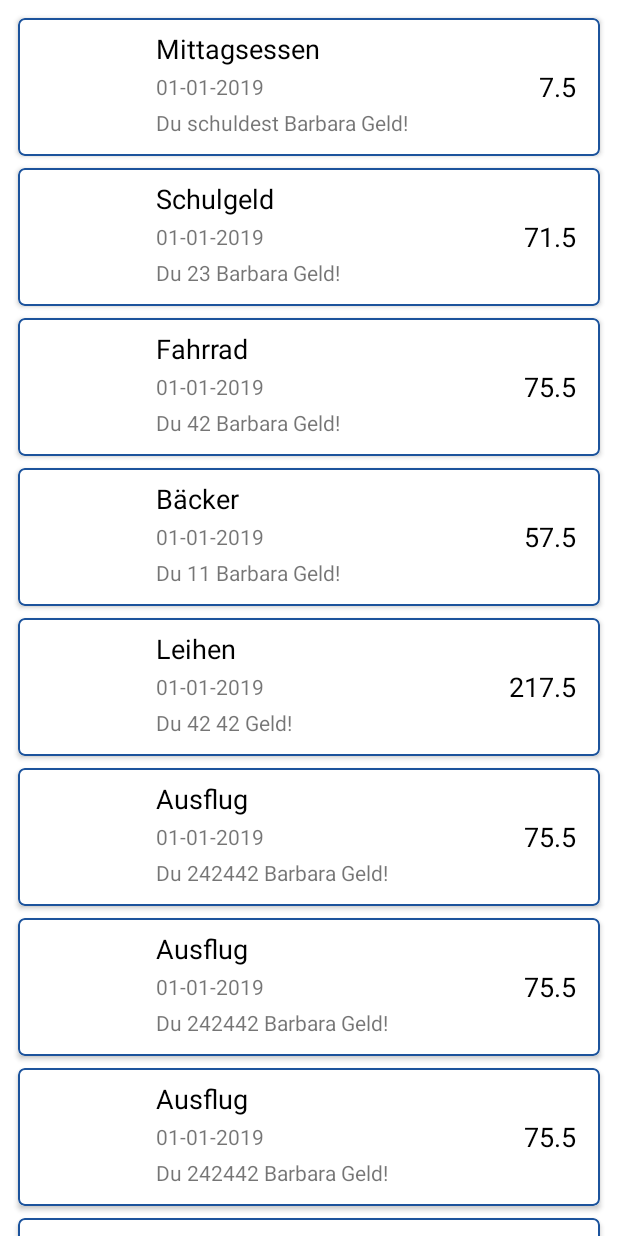
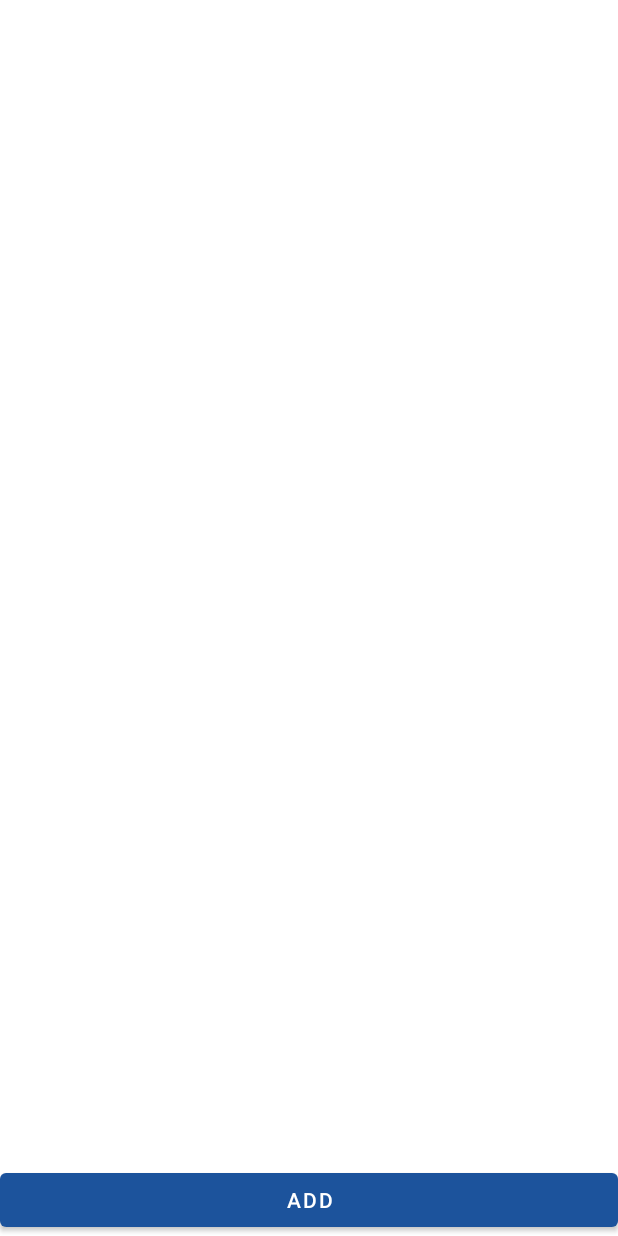
Before and after one commit to henrypra/owey-android, an Android app: the screen it shows after launch (MainActivity), on a phone screen of 412 x 824 dp. Run offline under Robolectric (Android 15) with nearby library versions, the phone set to English and light mode, and no system bars; our stand-ins replace Room's generated code.

```diff
--- /dev/null
+++ b/app/src/main/java/com/henrypra/owey/dao/DebtDao.kt
@@ -0,0 +1,21 @@
+package com.henrypra.owey.dao
+
+import androidx.room.Dao
+import androidx.room.Insert
+import androidx.room.Query
+import com.henrypra.owey.model.Debt
+
+@Dao
+interface DebtDao {
+
+    @Query("SELECT * FROM debt")
+    fun getAllDebt(): List<Debt>
+
+    @Insert
+    fun insertDebt(debt: Debt)
+
+    @Query("DELETE FROM debt")
+    fun deleteAll()
+
+
+}
--- a/app/src/main/java/com/henrypra/owey/feature/main/MainActivity.kt
+++ b/app/src/main/java/com/henrypra/owey/feature/main/MainActivity.kt
@@ -1,24 +1,32 @@
 package com.henrypra.owey.feature.main
 
 import android.os.Bundle
+import androidx.room.Room
 import com.henrypra.owey.BaseActivity
 import com.henrypra.owey.R
+import com.henrypra.owey.room.AppDatabase
 import com.henrypra.owey.utility.FragmentNavigation
 
 class MainActivity : BaseActivity(),
         MainActionListener {
 
+    var appDatabase: AppDatabase? = null
+
     private val fragmentNavigation: FragmentNavigation by lazy { FragmentNavigation(R.id.main_fragment_container, this) }
     override fun onCreate(savedInstanceState: Bundle?) {
         super.onCreate(savedInstanceState)
         setContentView(R.layout.activity_main)
+        appDatabase = Room.databaseBuilder(this, AppDatabase::class.java, DATABASE_NAME).fallbackToDestructiveMigration().build()
         loadMainFragment()
     }
 
     private fun loadMainFragment() {
         val mainFragment = MainFragment()
-        mainFragment.presenter = MainPresenter(this, this, mainFragment)
+        mainFragment.presenter = MainPresenter(this, this, mainFragment, appDatabase)
         fragmentNavigation.replaceFragment(mainFragment)
     }
 
+    companion object {
+        private val DATABASE_NAME = "owey.db"
+    }
 }
--- a/app/src/main/java/com/henrypra/owey/feature/main/MainContract.kt
+++ b/app/src/main/java/com/henrypra/owey/feature/main/MainContract.kt
@@ -2,10 +2,20 @@ package com.henrypra.owey.feature.main
 
 import com.henrypra.owey.architecture.BasePresenter
 import com.henrypra.owey.architecture.BaseView
+import com.henrypra.owey.model.Debt
 
 interface MainContract {
 
-    interface Presenter : BasePresenter
+    interface Presenter : BasePresenter {
 
-    interface View : BaseView<Presenter>
+        fun retrieveDebtFromDatabase()
+
+        fun createDebt()
+
+    }
+
+    interface View : BaseView<Presenter> {
+
+        fun displayDebtList(debtList: List<Debt>)
+    }
 }
--- a/app/src/main/java/com/henrypra/owey/feature/main/MainFragment.kt
+++ b/app/src/main/java/com/henrypra/owey/feature/main/MainFragment.kt
@@ -7,10 +7,12 @@ import com.henrypra.owey.R
 import com.henrypra.owey.architecture.BaseContractFragment
 import com.henrypra.owey.model.Debt
 import kotlinx.android.synthetic.main.fragment_main.*
+import kotlinx.coroutines.Dispatchers
+import kotlinx.coroutines.GlobalScope
+import kotlinx.coroutines.launch
 
-class MainFragment : BaseContractFragment<MainContract.Presenter>(), MainContract.View {
+class MainFragment : BaseContractFragment<MainContract.Presenter>(), MainContract.View, View.OnClickListener {
     private val adapter: MainAdapter by lazy { MainAdapter(getCurrentContext()) }
-    var debtList = mutableListOf<Debt>()
 
     override fun onCreateView(inflater: LayoutInflater, container: ViewGroup?, savedInstanceState: Bundle?): View? {
         super.onCreateView(inflater, container, savedInstanceState)
@@ -19,21 +21,13 @@ class MainFragment : BaseContractFragment<MainContract.Presenter>(), MainContrac
 
     override fun onViewCreated(view: View, savedInstanceState: Bundle?) {
         super.onViewCreated(view, savedInstanceState)
-        debtList.add(0, Debt("Mittagsessen", "01-01-2019", "Du schuldest Barbara Geld!", 7.50, "430569335"))
-        debtList.add(1, Debt("Schulgeld", "01-01-2019", "Du 23 Barbara Geld!", 71.50, "430569335"))
-        debtList.add(2, Debt("Fahrrad", "01-01-2019", "Du 42 Barbara Geld!", 75.50, "430569335"))
-        debtList.add(3, Debt("Bäcker", "01-01-2019", "Du 11 Barbara Geld!", 57.50, "430569335"))
-        debtList.add(4, Debt("Leihen", "01-01-2019", "Du 42 42 Geld!", 217.50, "430569335"))
-        debtList.add(5, Debt("Ausflug", "01-01-2019", "Du 242442 Barbara Geld!", 75.50, "430569335"))
-        debtList.add(6, Debt("Ausflug", "01-01-2019", "Du 242442 Barbara Geld!", 75.50, "430569335"))
-        debtList.add(7, Debt("Ausflug", "01-01-2019", "Du 242442 Barbara Geld!", 75.50, "430569335"))
-        debtList.add(8, Debt("Ausflug", "01-01-2019", "Du 242442 Barbara Geld!", 75.50, "430569335"))
-        debtList.add(9, Debt("Ausflug", "01-01-2019", "Du 242442 Barbara Geld!", 75.50, "430569335"))
-        debtList.add(10, Debt("Ausflug", "01-01-2019", "Du 242442 Barbara Geld!", 75.50, "430569335"))
-        debtList.add(11, Debt("Ausflug", "01-01-2019", "Du 242442 Barbara Geld!", 75.50, "430569335"))
-        adapter.debtList = debtList
-        adapter.notifyDataSetChanged()
         initRecyclerView()
+        initOnCLickListeners()
+        presenter?.retrieveDebtFromDatabase()
+    }
+
+    private fun initOnCLickListeners() {
+        btn_add?.setOnClickListener(this)
     }
 
     override fun onCreateOptionsMenu(menu: Menu?, inflater: MenuInflater?) {
@@ -50,10 +44,23 @@ class MainFragment : BaseContractFragment<MainContract.Presenter>(), MainContrac
         return super.onOptionsItemSelected(item)
     }
 
+    override fun displayDebtList(debtList: List<Debt>) {
+        GlobalScope.launch(Dispatchers.Main) {
+            adapter.debtList = debtList.toMutableList()
+            adapter.notifyDataSetChanged()
+        }
+    }
+
     private fun initRecyclerView() {
         rv_debt_main?.layoutManager = LinearLayoutManager(getCurrentContext(), LinearLayoutManager.VERTICAL, false)
         rv_debt_main?.setHasFixedSize(true)
         rv_debt_main?.adapter = adapter
     }
 
+    override fun onClick(v: View?) {
+        when (v?.id) {
+            R.id.btn_add -> presenter?.createDebt()
+        }
+    }
+
 }
--- a/app/src/main/java/com/henrypra/owey/feature/main/MainPresenter.kt
+++ b/app/src/main/java/com/henrypra/owey/feature/main/MainPresenter.kt
@@ -1,10 +1,29 @@
 package com.henrypra.owey.feature.main
 
 import com.henrypra.owey.BaseActivity
+import com.henrypra.owey.model.Debt
+import com.henrypra.owey.room.AppDatabase
+import com.henrypra.owey.room.RoomWrapper
 
 class MainPresenter(val activity: BaseActivity,
                     val actionListener: MainActionListener,
-                    val view: MainContract.View) : MainContract.Presenter {
+                    val view: MainContract.View,
+                    private val appDatabase: AppDatabase?) : MainContract.Presenter {
+
+    override fun createDebt() {
+        appDatabase?.let { RoomWrapper.saveDebt(it, Debt(0, "Mittagessen", "7.7.2019", "Du schuldest Geld", 40.0)) }
+        retrieveDebtFromDatabase()
+    }
+
+    override fun retrieveDebtFromDatabase() {
+        appDatabase?.let {
+            RoomWrapper.getAllDebts(it, object : RoomWrapper.DebtListener {
+                override fun getAllDebts(debtList: List<Debt>) {
+                    view.displayDebtList(debtList)
+                }
+            })
+        }
+    }
 
 
 }
--- /dev/null
+++ b/app/src/main/java/com/henrypra/owey/room/AppDatabase.kt
@@ -0,0 +1,13 @@
+package com.henrypra.owey.room
+
+import androidx.room.Database
+import androidx.room.RoomDatabase
+import androidx.room.TypeConverters
+import com.henrypra.owey.dao.DebtDao
+import com.henrypra.owey.model.Debt
+
+@Database(entities = [Debt::class], version = 2)
+@TypeConverters(Converters::class)
+abstract class AppDatabase : RoomDatabase() {
+    abstract fun debtDao(): DebtDao
+}
--- /dev/null
+++ b/app/src/main/java/com/henrypra/owey/room/RoomWrapper.kt
@@ -0,0 +1,27 @@
+package com.henrypra.owey.room
+
+import com.henrypra.owey.model.Debt
+import kotlinx.coroutines.Dispatchers
+import kotlinx.coroutines.GlobalScope
+import kotlinx.coroutines.launch
+
+object RoomWrapper {
+
+    fun getAllDebts(appDatabase: AppDatabase, listener: DebtListener) {
+        GlobalScope.launch {
+            val debtList = appDatabase.debtDao().getAllDebt()
+            listener.getAllDebts(debtList)
+        }
+    }
+
+    fun saveDebt(appDatabase: AppDatabase, debt: Debt) {
+        GlobalScope.launch {
+            appDatabase.debtDao().insertDebt(debt)
+        }
+    }
+
+    interface DebtListener {
+        fun getAllDebts(debtList: List<Debt>)
+    }
+
+}
--- a/app/src/main/res/layout/fragment_main.xml
+++ b/app/src/main/res/layout/fragment_main.xml
@@ -5,9 +5,17 @@
     android:orientation="vertical">
 
     <androidx.recyclerview.widget.RecyclerView
-        android:padding="@dimen/half_padding"
         android:id="@+id/rv_debt_main"
         android:layout_width="match_parent"
+        android:layout_weight="1"
+        android:layout_height="0dp"
+        android:clipToPadding="false"
+        android:padding="@dimen/half_padding" />
+
+
+    <Button
+        android:id="@+id/btn_add"
+        android:layout_width="match_parent"
         android:layout_height="wrap_content"
-        android:clipToPadding="false" />
+        android:text="Add" />
 </LinearLayout>
--- a/build.gradle
+++ b/build.gradle
@@ -9,6 +9,7 @@ buildscript {
 
     //Kotlin
     ext.kotlin_version = '1.3.40'
+    ext.coroutines = "1.1.0"
     //AndroidX
     ext.appcompat = "1.0.2"
     ext.ktx = "1.0.2"
@@ -22,6 +23,10 @@ buildscript {
     ext.timber = "4.7.1"
     //CI
     ext.circleimage = "3.0.0"
+    //Room
+    ext.room = '2.1.0'
+    //Lifecycle
+    ext.archLifecycleVersion = '2.0.0'
 
 
     repositories {
@@ -41,6 +46,7 @@ allprojects {
     repositories {
         google()
         jcenter()
+        maven { url 'https://maven.google.com' }
     }
 }
 
```
Also changed, not shown: app/build.gradle (+8 -0 lines), app/src/main/java/com/henrypra/owey/model/Debt.kt (+10 -1 lines), app/src/main/java/com/henrypra/owey/room/Converters.kt (added, +33 -0 lines), app/src/main/res/layout/fragment_login.xml (deleted, +0 -98 lines).
